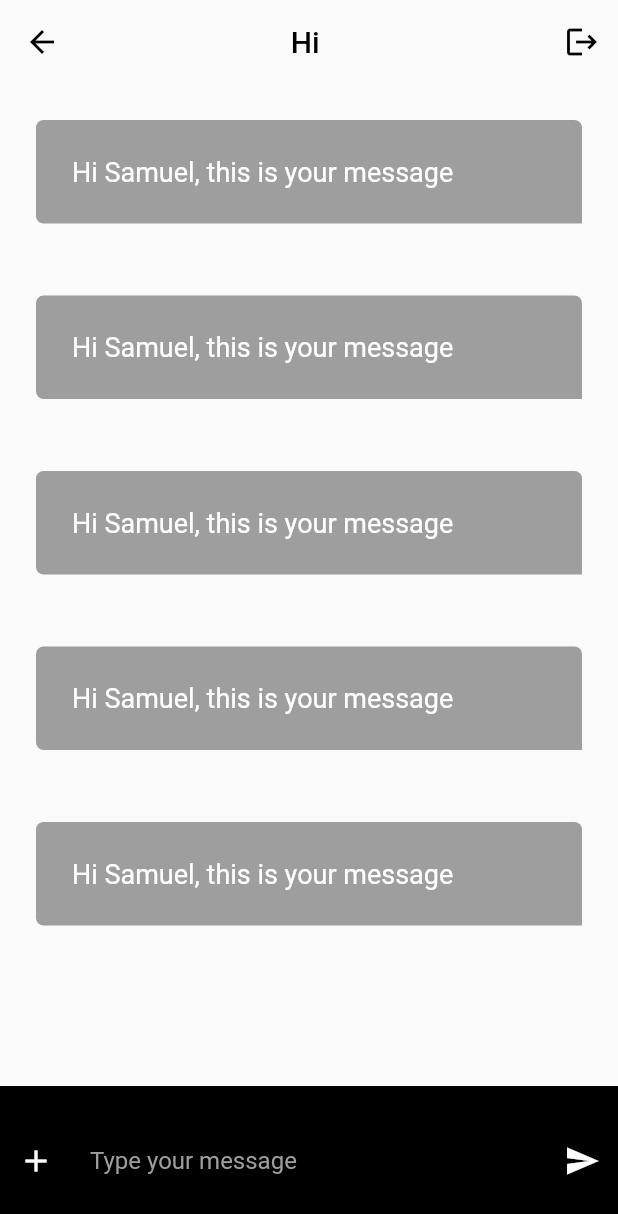
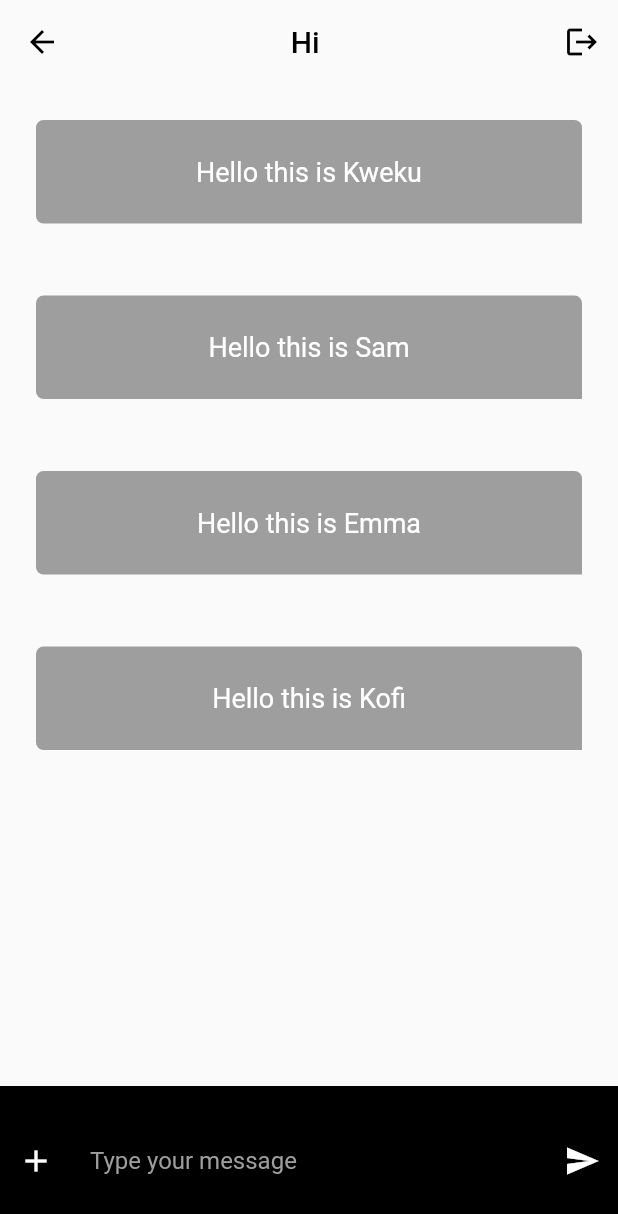
Before and after one commit to SamuelNyarko-lab/linkedinlearning, a Flutter app: the ChatPage screen opened directly with empty values, on a phone screen of 412 x 824 dp. Shown: the top 1214 px of the screen. Run offline on Flutter 3.47's test engine with Material 2 defaults, Android fonts, the phone set to English and light mode, and no system bars.

Commit message:
Added data from Raw Json

```diff
--- /dev/null
+++ b/assets/chat_data.json
@@ -0,0 +1,33 @@
+[{
+    "author": {
+        "username": "Kweku"
+    },
+    "timeStamp": "2024-10-01 10:23:00",
+    "id": "1",
+    "chatMessage": "Hello",    "imageUrl": "https://cdn.ghanaweb.com/country_images/GhIndSquareIMG.jpg"
+
+},{
+    "author": {
+        "username": "Sam"
+    },
+    "timeStamp": "2024-10-01 10:23:00",
+    "id": "1",
+    "chatMessage": "Hello Guy",
+    "imageUrl": "https://cdn.ghanaweb.com/country_images/GhIndSquareIMG.jpg"
+},{
+    "author": {
+        "username": "Emma"
+    },
+    "timeStamp": "2024-10-01 10:23:00",
+    "id": "1",
+    "chatMessage": "Hello",
+    "imageUrl": "https://cdn.ghanaweb.com/country_images/GhIndSquareIMG.jpg"
+},{
+    "author": {
+        "username": "Kofi"
+    },
+    "timeStamp": "2024-10-01 10:23:00",
+    "id": "1",
+    "chatMessage": "Hello",
+    "imageUrl": "https://cdn.ghanaweb.com/country_images/GhIndSquareIMG.jpg"
+}]
--- a/lib/main.dart
+++ b/lib/main.dart
@@ -13,7 +13,7 @@ class MyApp extends StatelessWidget {
   @override
   Widget build(BuildContext context) {
     return MaterialApp(
-      title: 'Flutter wirh LinkedInLearning',
+      title: 'Flutter with LinkedInLearning',
       debugShowCheckedModeBanner: false,
       theme: ThemeData(
           colorScheme:
--- a/lib/models/author.dart
+++ b/lib/models/author.dart
@@ -1,4 +1,8 @@
 class Author {
-  final String id;
-  Author({required this.id});
+  final String username;
+  Author({required this.username});
+
+  factory Author.fromJson(Map<String, dynamic> json) {
+    return Author(username: json['username']);
+  }
 }
--- a/lib/models/chat_entity.dart
+++ b/lib/models/chat_entity.dart
@@ -1,10 +1,25 @@
 import 'package:linkedinlearning/models/author.dart';
 
 class ChatEntity {
-  final String username;
   final String id;
-  final int timeStamp;
+  final String timeStamp;
+  final String imageUrl;
+  final String chatMessage;
   Author author;
 
-  ChatEntity({required this.id, required this.timeStamp, required this.username, required this.author});
+  ChatEntity(
+      {required this.imageUrl,
+      required this.chatMessage,
+      required this.id,
+      required this.timeStamp,
+      required this.author});
+
+  factory ChatEntity.fromJson(Map<String, dynamic> json) {
+    return ChatEntity(
+        imageUrl: json['imageUrl'],
+        chatMessage: json['chatMessage'],
+        id: json['id'],
+        timeStamp: json['timeStamp'],
+        author: Author.fromJson(json['author']));
+  }
 }
--- a/lib/screens/chatpage.dart
+++ b/lib/screens/chatpage.dart
@@ -1,17 +1,44 @@
 // ignore_for_file: must_be_immutable
 
+import 'dart:convert';
+
 import 'package:flutter/material.dart';
+import 'package:flutter/services.dart';
+import 'package:linkedinlearning/models/author.dart';
+import 'package:linkedinlearning/models/chat_entity.dart';
 import 'package:linkedinlearning/widgets/chat_bubble.dart';
 import 'package:linkedinlearning/widgets/chat_input.dart';
 
 class ChatPage extends StatefulWidget {
   ChatPage({super.key});
   String? username;
+
   @override
   State<ChatPage> createState() => _ChatPageState();
 }
 
 class _ChatPageState extends State<ChatPage> {
+  List<ChatEntity> messages = [];
+  _loadMessages() async {
+    final response = await rootBundle.loadString('assets/chat_data.json');
+    final List<dynamic> decodedList = jsonDecode(response) as List;
+
+    final List<ChatEntity> chatMessages = decodedList.map((e) {
+      return ChatEntity.fromJson(e);
+    }).toList();
+    setState(() {
+      messages = chatMessages;
+    });
+    // print(chatMessages);
+  }
+
+  @override
+  void initState() {
+    // TODO: implement initState
+    _loadMessages();
+    super.initState();
+  }
+
   @override
   Widget build(BuildContext context) {
     widget.username = ModalRoute.of(context)!.settings.arguments as String;
@@ -44,10 +71,18 @@ class _ChatPageState extends State<ChatPage> {
           children: [
             Flexible(
                 child: ListView.builder(
-                    itemCount: 5,
+                    itemCount: messages.length,
                     itemBuilder: ((context, index) {
-                      return const ChatBubble(
-                          message: 'Hi Samuel, this is your message');
+                      return ChatBubble(
+                        chatEntity: ChatEntity(
+                            imageUrl: messages[index].imageUrl,
+                            chatMessage:
+                                'Hello this is ${messages[index].author.username}',
+                            id: messages[index].id,
+                            timeStamp: messages[index].timeStamp,
+                            author:
+                                Author(username: widget.username.toString())),
+                      );
                     }))),
 
             //creating the chat input field
--- a/lib/widgets/chat_bubble.dart
+++ b/lib/widgets/chat_bubble.dart
@@ -1,10 +1,11 @@
 import 'package:flutter/material.dart';
+import 'package:linkedinlearning/models/chat_entity.dart';
 
 import '../utils/utils.dart';
 
 class ChatBubble extends StatelessWidget {
-  final String message;
-  const ChatBubble({super.key, required this.message});
+  final ChatEntity chatEntity;
+  const ChatBubble({super.key, required this.chatEntity});
 
   @override
   Widget build(BuildContext context) {
@@ -21,12 +22,20 @@ class ChatBubble extends StatelessWidget {
       ),
       margin: padding(24),
       padding: padding(24),
-      child:  Text(
-        message,
-        style: const TextStyle(
-          color: Colors.white,
-          fontSize: 18,
-        ),
+      child: Column(
+        children: [
+          Text(
+            chatEntity.chatMessage,
+            style: const TextStyle(
+              color: Colors.white,
+              fontSize: 18,
+            ),
+          ),
+          // if (chatEntity.imageUrl != null)
+          //   SizedBox(
+          //       height: 70,
+          //       child: Image.network(chatEntity.imageUrl, fit: BoxFit.cover)),
+        ],
       ),
     );
   }
--- a/pubspec.yaml
+++ b/pubspec.yaml
@@ -61,6 +61,7 @@ flutter:
   # To add assets to your application, add an assets section, like this:
   assets:
     - assets/images/
+    - assets/
 
   # An image asset can refer to one or more resolution-specific "variants", see
   # https://flutter.dev/assets-and-images/#resolution-aware
```
